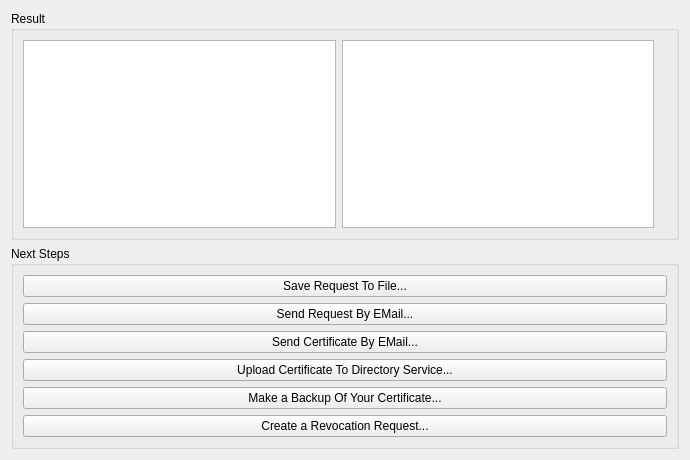
Qt form newcertificatewizard/resultpage.ui (sensama/kleopatra) before a commit.
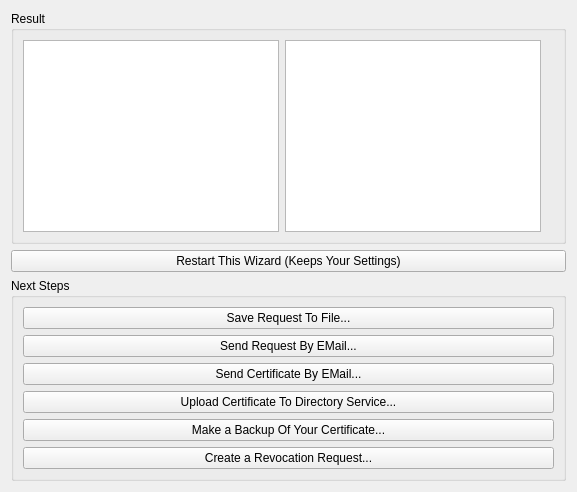
The same form after that commit. Custom widgets are drawn as their Qt base class.

Commit message: Enable/disable/hide/show buttons correctly on the last page, add a button to restart the wizard, even though you'd really want to just let the Back button jump to the second page instead, but QWizard can't do that (doesn't have prevId() corresponding to nextId()).

Patch:
```diff
--- a/newcertificatewizard/resultpage.ui
+++ b/newcertificatewizard/resultpage.ui
@@ -1,14 +1,6 @@
 <ui version="4.0" >
  <class>Kleo::NewCertificateUi::ResultPage</class>
  <widget class="QWizardPage" name="Kleo::NewCertificateUi::ResultPage" >
-  <property name="geometry" >
-   <rect>
-    <x>0</x>
-    <y>0</y>
-    <width>690</width>
-    <height>460</height>
-   </rect>
-  </property>
   <property name="title" >
    <string comment="@title" >Key Pair Successfully Created</string>
   </property>
@@ -41,6 +33,13 @@
      </layout>
     </widget>
    </item>
+   <item>
+    <widget class="QPushButton" name="restartWizardPB" >
+     <property name="text" >
+      <string>Restart This Wizard (Keeps Your Settings)</string>
+     </property>
+    </widget>
+   </item>
    <item>
     <widget class="QGroupBox" name="nextStepsGB" >
      <property name="title" >
```
The commit also changes 1 other file.
